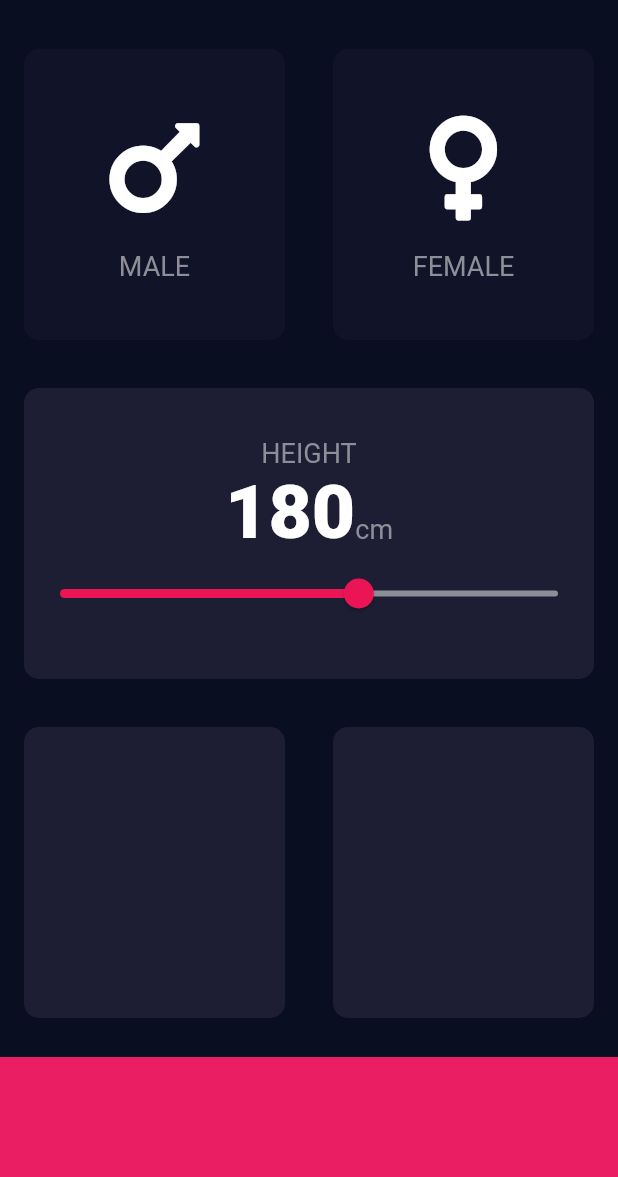
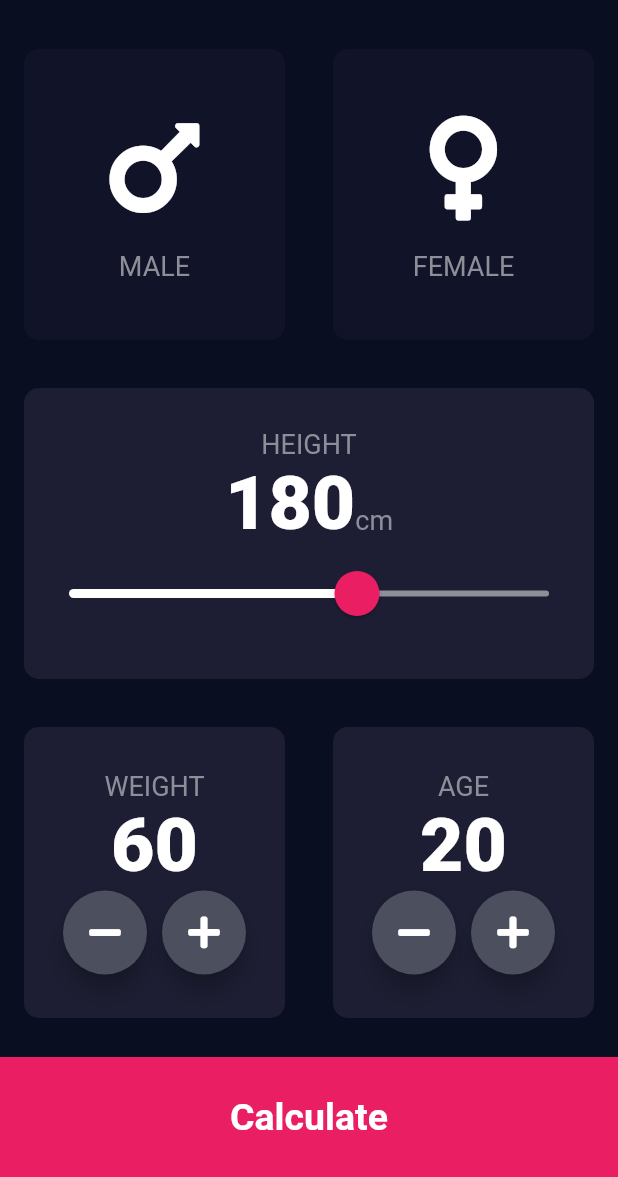
Before and after one commit to thimira24/BMI_Calculator, a Flutter app: the screen it shows after launch, on a phone screen of 412 x 824 dp, the part 59-1236 px from its top. Run offline on Flutter 3.47's test engine with Material 2 defaults, Android fonts, the phone set to English and light mode, and no system bars; our stand-ins replace font_awesome_flutter.

Commit message:
complete first page

```diff
--- a/lib/constants.dart
+++ b/lib/constants.dart
@@ -6,3 +6,5 @@ const kInactiveCardColor = Color(0xFF111328);
 const kBottomContainerColor = Color(0xFFe91e63);
 const kLableTextStyle = TextStyle(fontSize: 18.0, color: Color(0xFF8D8E98));
 const kNumberTextStyle = TextStyle(fontSize: 50.0, fontWeight: FontWeight.w900);
+const kLargeButtonTextStyle =
+    TextStyle(fontSize: 25.0, fontWeight: FontWeight.bold);
--- a/lib/input_page.dart
+++ b/lib/input_page.dart
@@ -1,8 +1,10 @@
+import 'package:flutter/cupertino.dart';
 import 'package:flutter/material.dart';
 import 'package:font_awesome_flutter/font_awesome_flutter.dart';
 import 'reusable_card.dart';
 import 'icon_content.dart';
 import 'constants.dart';
+import 'results_page.dart';
 
 enum Gender {
   male,
@@ -17,6 +19,8 @@ class InputPage extends StatefulWidget {
 class _InputPageState extends State<InputPage> {
   Gender selectedGender;
   int height = 180;
+  int weight = 60;
+  int age = 20;
 
   @override
   Widget build(BuildContext context) {
@@ -87,17 +91,27 @@ class _InputPageState extends State<InputPage> {
                         )
                       ],
                     ),
-                    Slider(
+                    SliderTheme(
+                      data: SliderTheme.of(context).copyWith(
+                        thumbShape:
+                            RoundSliderThumbShape(enabledThumbRadius: 15.0),
+                        overlayShape:
+                            RoundSliderOverlayShape(overlayRadius: 30.0),
+                        thumbColor: Color(0xFFe91e63),
+                        overlayColor: Color(0x29e91e63),
+                        activeTrackColor: Colors.white,
+                        inactiveTrackColor: Color(0xFF8D8E98),
+                      ),
+                      child: Slider(
                         value: height.toDouble(),
                         min: 120.0,
                         max: 220.0,
-                      activeColor: Color(0xFFEB1555),
-                      inactiveColor: Color(0xFF8D8E98),
-                      onChanged: (double newValue){
+                        onChanged: (double newValue) {
                           setState(() {
                             height = newValue.round();
                           });
                         },
+                      ),
                     ),
                   ],
                 ),
@@ -107,20 +121,128 @@ class _InputPageState extends State<InputPage> {
                 child: Row(
               children: [
                 Expanded(
-                  child: ReusableCard(colour: kActiveCardColor),
+                  child: ReusableCard(
+                    colour: kActiveCardColor,
+                    cardChild: Column(
+                      mainAxisAlignment: MainAxisAlignment.center,
+                      children: [
+                        Text(
+                          'WEIGHT',
+                          style: kLableTextStyle,
+                        ),
+                        Text(
+                          weight.toString(),
+                          style: kNumberTextStyle,
+                        ),
+                        Row(
+                          mainAxisAlignment: MainAxisAlignment.center,
+                          children: [
+                            RoundIconButton(
+                              icon: FontAwesomeIcons.minus,
+                              onPressed: () {
+                                setState(() {
+                                  weight--;
+                                });
+                              },
+                            ),
+                            SizedBox(
+                              width: 10.0,
+                            ),
+                            RoundIconButton(
+                              icon: FontAwesomeIcons.plus,
+                              onPressed: () {
+                                setState(() {
+                                  weight++;
+                                });
+                              },
+                            ),
+                          ],
+                        ),
+                      ],
+                    ),
+                  ),
                 ),
                 Expanded(
-                  child: ReusableCard(colour: kActiveCardColor),
+                  child: ReusableCard(
+                    colour: kActiveCardColor,
+                    cardChild: Column(
+                      mainAxisAlignment: MainAxisAlignment.center,
+                      children: [
+                        Text(
+                          'AGE',
+                          style: kLableTextStyle,
+                        ),
+                        Text(
+                          age.toString(),
+                          style: kNumberTextStyle,
+                        ),
+                        Row(
+                          mainAxisAlignment: MainAxisAlignment.center,
+                          children: [
+                            RoundIconButton(
+                              icon: FontAwesomeIcons.minus,
+                              onPressed: () {
+                                setState(() {
+                                  age--;
+                                });
+                              },
+                            ),
+                            SizedBox(
+                              width: 10.0,
+                            ),
+                            RoundIconButton(
+                              icon: FontAwesomeIcons.plus,
+                              onPressed: () {
+                                setState(() {
+                                  age++;
+                                });
+                              },
+                            ),
+                          ],
+                        )
+                      ],
+                    ),
+                  ),
                 ),
               ],
             )),
-            Container(
+            GestureDetector(
+              onTap: () {
+                Navigator.push(context,
+                    MaterialPageRoute(builder: (context) => ResultsPage()));
+              },
+              child: Container(
+                child: Center(
+                    child: Text(
+                  'Calculate',
+                  style: kLargeButtonTextStyle,
+                )),
                 color: kBottomContainerColor,
                 margin: EdgeInsets.only(top: 10.0),
                 width: double.infinity,
                 height: kBottomContainerHeight,
               ),
+            ),
           ],
         ));
   }
 }
+
+class RoundIconButton extends StatelessWidget {
+  RoundIconButton({@required this.icon, @required this.onPressed});
+
+  final IconData icon;
+  final Function onPressed;
+
+  @override
+  Widget build(BuildContext context) {
+    return RawMaterialButton(
+      child: Icon(icon),
+      onPressed: onPressed,
+      elevation: 6.0,
+      constraints: BoxConstraints.tightFor(width: 56.0, height: 56.0),
+      shape: CircleBorder(),
+      fillColor: Color(0xFF4C4F5E),
+    );
+  }
+}
--- /dev/null
+++ b/lib/results_page.dart
@@ -0,0 +1,16 @@
+import 'package:flutter/material.dart';
+
+class ResultsPage extends StatelessWidget {
+  @override
+  Widget build(BuildContext context) {
+    return Scaffold(
+      appBar: AppBar(
+        title: Text('BMI Calculator',),
+        centerTitle: true,
+        elevation: 0.0,
+
+      ),
+      body: Text('Hello'),
+    );
+  }
+}
```
Lines whose indentation alone changed are shown as unchanged.
